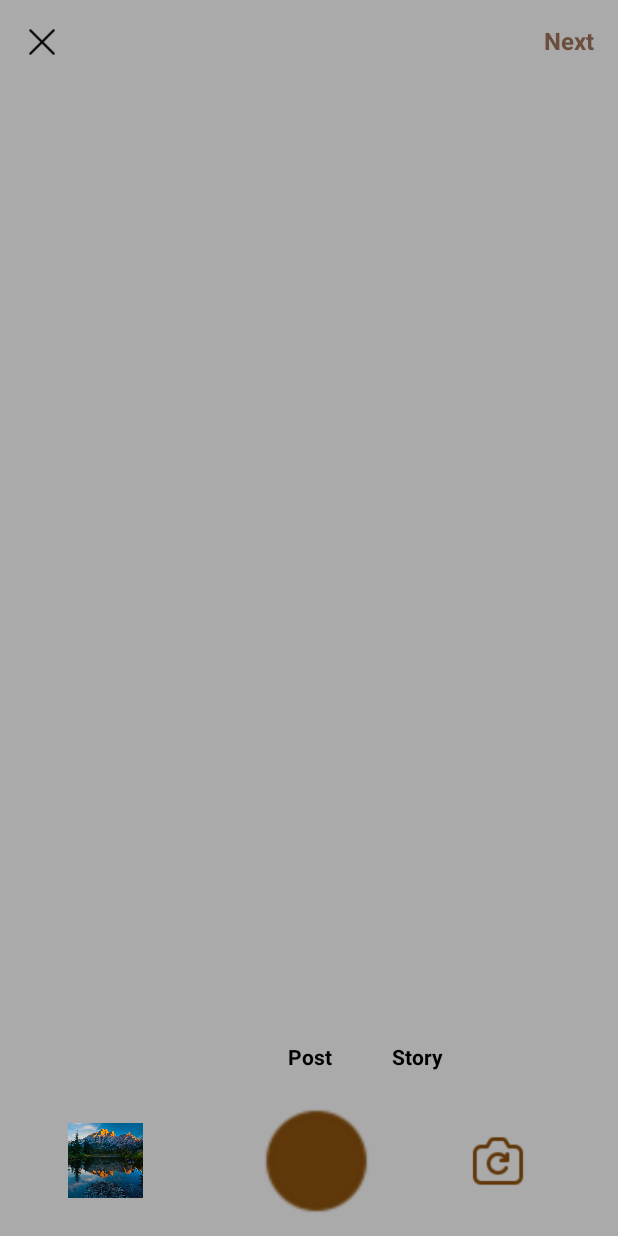
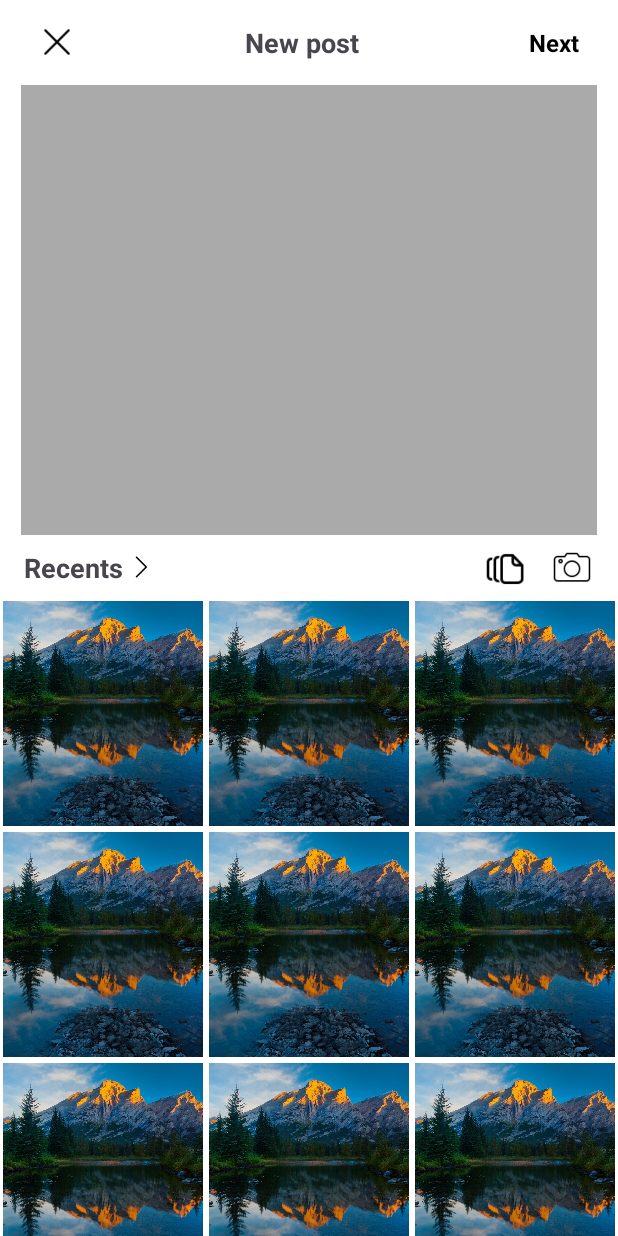
Before and after one commit to JawadAhmadKhan04/ConnectME_UI, an Android app: the screen it shows after launch (PostCameraActivity before the commit, PostGalleryActivity after it), after a tap on an icon or button, on a phone screen of 412 x 824 dp. Run offline under Robolectric (Android 15) with nearby library versions, the phone set to English and light mode, and no system bars.

Commit message:
Done with the post gallery tab as well as linking

```diff
--- a/app/src/main/java/com/jawadahmadkhan/i220791/ContactsActivity.kt
+++ b/app/src/main/java/com/jawadahmadkhan/i220791/ContactsActivity.kt
@@ -20,7 +20,7 @@ class ContactsActivity : AppCompatActivity() {
 
         // Set click listener
         newpost.setOnClickListener {
-            startActivity(Intent(this, PostCameraActivity::class.java))
+            startActivity(Intent(this, PostGalleryActivity::class.java))
         }
     }
 
--- /dev/null
+++ b/app/src/main/java/com/jawadahmadkhan/i220791/GalleryAdapter.kt
@@ -0,0 +1,26 @@
+package com.jawadahmadkhan.i220791
+
+import android.view.LayoutInflater
+import android.view.View
+import android.view.ViewGroup
+import android.widget.ImageView
+import androidx.recyclerview.widget.RecyclerView
+
+class GalleryAdapter(private val images: List<Int>) : RecyclerView.Adapter<GalleryAdapter.ViewHolder>() {
+
+    class ViewHolder(itemView: View) : RecyclerView.ViewHolder(itemView) {
+        val imageView: ImageView = itemView.findViewById(R.id.gallery_image)
+    }
+
+    override fun onCreateViewHolder(parent: ViewGroup, viewType: Int): ViewHolder {
+        val view = LayoutInflater.from(parent.context)
+            .inflate(R.layout.item_gallery_image, parent, false)
+        return ViewHolder(view)
+    }
+
+    override fun onBindViewHolder(holder: ViewHolder, position: Int) {
+        holder.imageView.setImageResource(images[position]) // Directly set image
+    }
+
+    override fun getItemCount(): Int = images.size
+}
--- /dev/null
+++ b/app/src/main/java/com/jawadahmadkhan/i220791/PostGalleryActivity.kt
@@ -0,0 +1,48 @@
+package com.jawadahmadkhan.i220791
+
+import android.content.Intent
+import android.os.Bundle
+import android.widget.ImageView
+import androidx.appcompat.app.AppCompatActivity
+import androidx.recyclerview.widget.GridLayoutManager
+import androidx.recyclerview.widget.RecyclerView
+
+class PostGalleryActivity : AppCompatActivity() {
+    override fun onCreate(savedInstanceState: Bundle?) {
+        super.onCreate(savedInstanceState)
+        setContentView(R.layout.post_gallery_tab)
+
+        // Setup RecyclerView for gallery
+        val galleryRecyclerView = findViewById<RecyclerView>(R.id.gallery_grid)
+        galleryRecyclerView.layoutManager = GridLayoutManager(this, 3) // 3 columns
+        galleryRecyclerView.adapter = GalleryAdapter(getSampleImages()) // Load images
+
+
+        val switchcam = findViewById<ImageView>(R.id.camera_icon)
+
+        // Set click listener on register text
+        switchcam.setOnClickListener {
+            val intent = Intent(this, PostCameraActivity::class.java)
+            startActivity(intent)
+        }
+
+        val closeButton = findViewById<ImageView>(R.id.close_button)
+
+        closeButton.setOnClickListener {
+            finish() // Closes the current activity
+        }
+
+
+
+
+    }
+
+    private fun getSampleImages(): List<Int> {
+        return listOf(
+            R.drawable.sample_scenery, R.drawable.sample_scenery, R.drawable.sample_scenery,
+            R.drawable.sample_scenery, R.drawable.sample_scenery, R.drawable.sample_scenery,
+            R.drawable.sample_scenery, R.drawable.sample_scenery, R.drawable.sample_scenery,
+            R.drawable.sample_scenery, R.drawable.sample_scenery, R.drawable.sample_scenery
+        )
+    }
+}
--- a/app/src/main/java/com/jawadahmadkhan/i220791/SearchActivity.kt
+++ b/app/src/main/java/com/jawadahmadkhan/i220791/SearchActivity.kt
@@ -34,7 +34,7 @@ class SearchActivity : AppCompatActivity() {
 
         // Set click listener
         newpost.setOnClickListener {
-            startActivity(Intent(this, PostCameraActivity::class.java))
+            startActivity(Intent(this, PostGalleryActivity::class.java))
         }
     }
 
--- a/app/src/main/res/layout/gallery_item.xml
+++ b/app/src/main/res/layout/item_gallery_image.xml
@@ -5,8 +5,8 @@
     android:padding="2dp">
 
     <ImageView
-        android:id="@+id/image_thumbnail"
-        android:layout_width="100dp"
-        android:layout_height="100dp"
+        android:id="@+id/gallery_image"
+        android:layout_width="150dp"
+        android:layout_height="150dp"
         android:scaleType="centerCrop"/>
 </FrameLayout>
```
Also changed, not shown: app/src/main/AndroidManifest.xml (+4 -4 lines), app/src/main/java/com/jawadahmadkhan/i220791/PostCameraActivity.kt (+17 -0 lines).
